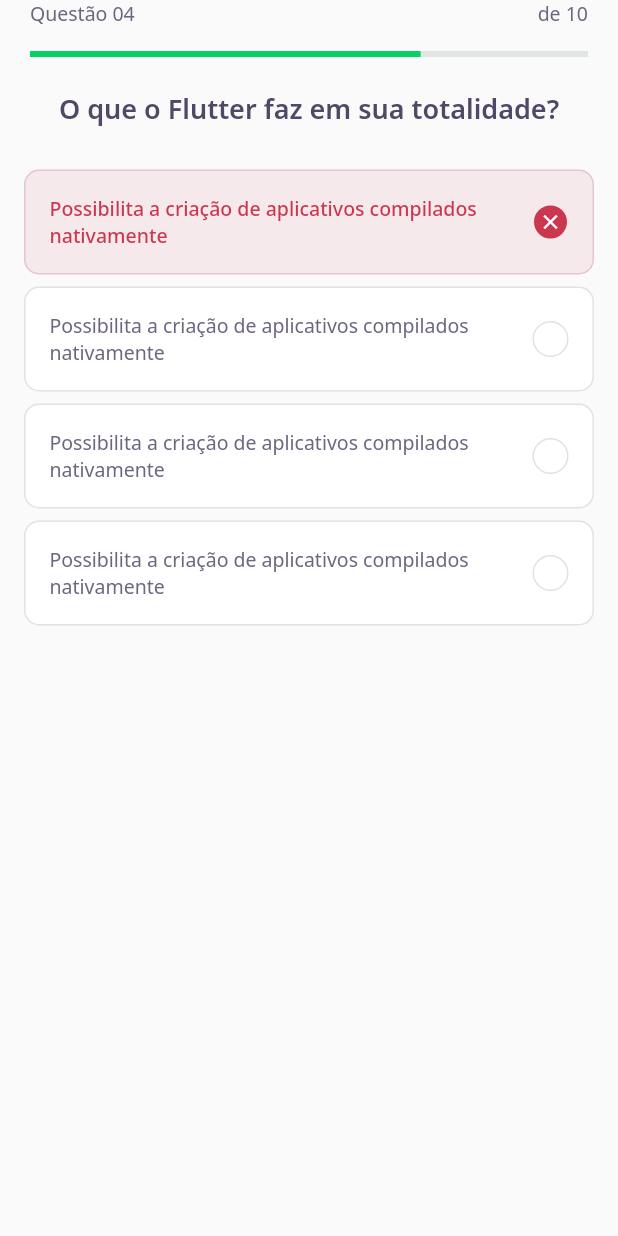
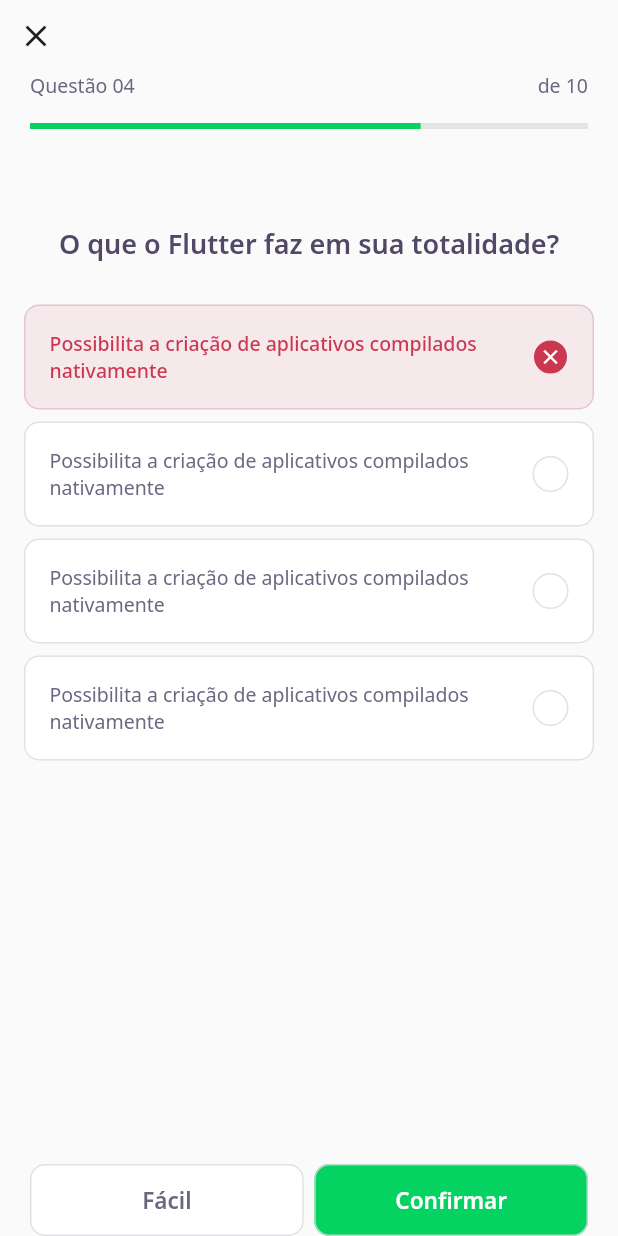
Before and after one commit to ericcarlotto/App_DevQuiz, a Flutter app: the ChallengePage screen opened directly, on a phone screen of 412 x 824 dp. Run offline on Flutter 3.47's test engine with Material 2 defaults, Android fonts, the phone set to English and light mode, and no system bars; our stand-ins replace google_fonts; accounts and stored records are empty; network calls fail.

Commit message:
Adição dos layouts de alguns botões.

```diff
--- a/lib/challenge/challenge_page.dart
+++ b/lib/challenge/challenge_page.dart
@@ -1,3 +1,4 @@
+import 'package:devquiz/challenge/widgets/next_button/next_butto_widget.dart';
 import 'package:devquiz/challenge/widgets/question_indicator/question_indicator_widget.dart';
 import 'package:devquiz/challenge/widgets/quiz/quiz_widget.dart';
 import 'package:flutter/material.dart';
@@ -14,13 +15,45 @@ class _ChallengePageState extends State<ChallengePage> {
   Widget build(BuildContext context) {
     return Scaffold(
       appBar: PreferredSize(
-        preferredSize: Size.fromHeight(60),
+        preferredSize: Size.fromHeight(86),
         child: SafeArea(
           top: true,
-          child: QuestionIndicatorWidget(),
+          child: Column(
+            crossAxisAlignment: CrossAxisAlignment.start,
+            children: [
+              IconButton(
+                icon: Icon(Icons.close),
+                onPressed: () {
+                  Navigator.pop(context);
+                },
+              ),
+              QuestionIndicatorWidget(),
+            ],
+          ),
         ),
       ),
-      body: QuizWidget(title: "O que o Flutter faz em sua totalidade?"),
+      body: QuizWidget(
+        title: "O que o Flutter faz em sua totalidade?",
+      ),
+      bottomNavigationBar: SafeArea(
+        bottom: true,
+        child: Padding(
+          padding: const EdgeInsets.symmetric(horizontal: 20),
+          child: Row(
+            mainAxisAlignment: MainAxisAlignment.spaceEvenly,
+            children: [
+              Expanded(
+                  child: NextButtonWidget.white(label: "Fácil", onTap: () {})),
+              SizedBox(
+                width: 7,
+              ),
+              Expanded(
+                  child:
+                      NextButtonWidget.green(label: "Confirmar", onTap: () {})),
+            ],
+          ),
+        ),
+      ),
     );
   }
 }
--- /dev/null
+++ b/lib/challenge/widgets/next_button/next_butto_widget.dart
@@ -0,0 +1,69 @@
+import 'package:devquiz/core/app_colors.dart';
+import 'package:flutter/material.dart';
+import 'package:google_fonts/google_fonts.dart';
+
+class NextButtonWidget extends StatelessWidget {
+  final String label;
+  final Color backgroundColor;
+  final Color fontColor;
+  final Color borderColor;
+  final VoidCallback onTap;
+  NextButtonWidget({
+    required this.label,
+    required this.backgroundColor,
+    required this.fontColor,
+    required this.borderColor,
+    required this.onTap,
+  });
+
+  NextButtonWidget.green({
+    required String label,
+    required VoidCallback onTap,
+  })   : this.backgroundColor = AppColors.darkGreen,
+        this.fontColor = AppColors.white,
+        this.borderColor = AppColors.green,
+        this.onTap = onTap,
+        this.label = label;
+
+  NextButtonWidget.white({
+    required String label,
+    required VoidCallback onTap,
+  })   : this.backgroundColor = AppColors.white,
+        this.fontColor = AppColors.grey,
+        this.borderColor = AppColors.border,
+        this.onTap = onTap,
+        this.label = label;
+
+  @override
+  Widget build(BuildContext context) {
+    return Container(
+      height: 48,
+      child: TextButton(
+        style: ButtonStyle(
+          backgroundColor: MaterialStateProperty.all(
+            backgroundColor,
+          ),
+          shape: MaterialStateProperty.all(
+            RoundedRectangleBorder(
+              borderRadius: BorderRadius.circular(10),
+            ),
+          ),
+          side: MaterialStateProperty.all(
+            BorderSide(
+              color: borderColor,
+            ),
+          ),
+        ),
+        onPressed: onTap,
+        child: Text(
+          label,
+          style: GoogleFonts.notoSans(
+            fontWeight: FontWeight.w600,
+            fontSize: 15,
+            color: fontColor,
+          ),
+        ),
+      ),
+    );
+  }
+}
--- a/lib/challenge/widgets/quiz/quiz_widget.dart
+++ b/lib/challenge/widgets/quiz/quiz_widget.dart
@@ -11,6 +11,9 @@ class QuizWidget extends StatelessWidget {
     return Container(
       child: Column(
         children: [
+          SizedBox(
+            height: 64,
+          ),
           Text(
             title,
             style: AppTextStyles.heading,
--- a/lib/home/home_controller.dart
+++ b/lib/home/home_controller.dart
@@ -1,8 +1,5 @@
-import 'package:devquiz/core/app_images.dart';
 import 'package:devquiz/home/home_repository.dart';
 import 'package:devquiz/home/home_state.dart';
-import 'package:devquiz/shared/models/answer_model.dart';
-import 'package:devquiz/shared/models/question_model.dart';
 import 'package:devquiz/shared/models/quiz_model.dart';
 import 'package:devquiz/shared/models/user_model.dart';
 import 'package:flutter/cupertino.dart';
--- a/lib/home/home_page.dart
+++ b/lib/home/home_page.dart
@@ -1,4 +1,4 @@
-import 'package:devquiz/challenge/widgets/quiz/quiz_widget.dart';
+import 'package:devquiz/challenge/challenge_page.dart';
 import 'package:devquiz/core/app_colors.dart';
 import 'package:devquiz/home/home_state.dart';
 import 'package:devquiz/home/widgets/appbar/app_bar_widget.dart';
@@ -73,6 +73,12 @@ class _HomePageState extends State<HomePage> {
                             percent: e.questionAnswered / e.questions.length,
                             completed:
                                 "${e.questionAnswered}/${e.questions.length}",
+                            onTap: () {
+                              Navigator.push(
+                                  context,
+                                  MaterialPageRoute(
+                                      builder: (context) => ChallengePage()));
+                            },
                           ))
                       .toList(),
                 ),
--- a/lib/home/widgets/quiz_card/quiz_card_widget.dart
+++ b/lib/home/widgets/quiz_card/quiz_card_widget.dart
@@ -9,16 +9,20 @@ class QuizCardWidget extends StatelessWidget {
   final String title;
   final String completed;
   final double percent;
+  final VoidCallback onTap;
   const QuizCardWidget({
     Key? key,
     required this.title,
     required this.completed,
     required this.percent,
+    required this.onTap,
   }) : super(key: key);
 
   @override
   Widget build(BuildContext context) {
-    return Container(
+    return GestureDetector(
+      onTap: onTap,
+      child: Container(
         padding: EdgeInsets.all(16),
         decoration: BoxDecoration(
             border: Border.fromBorderSide(BorderSide(color: AppColors.border)),
@@ -61,6 +65,7 @@ class QuizCardWidget extends StatelessWidget {
             )
           ],
         ),
+      ),
     );
   }
 }
```
Lines whose indentation alone changed are shown as unchanged.
